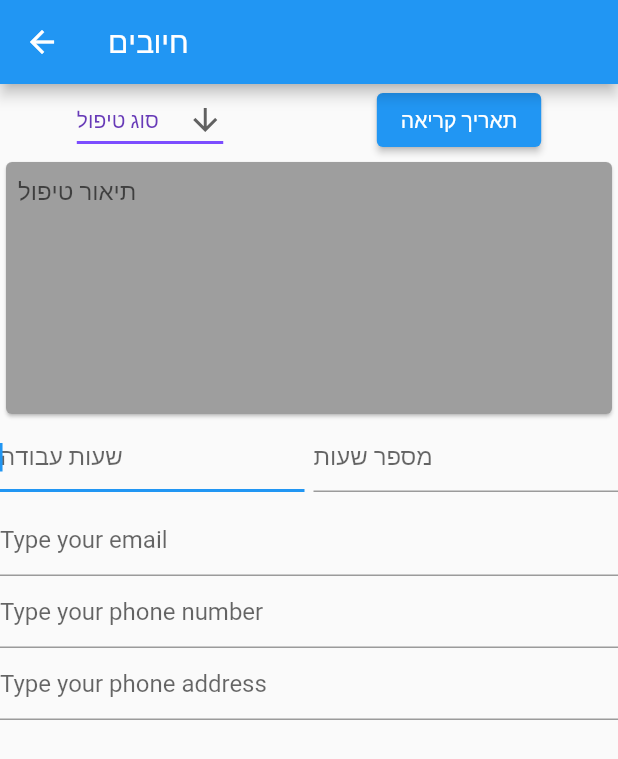
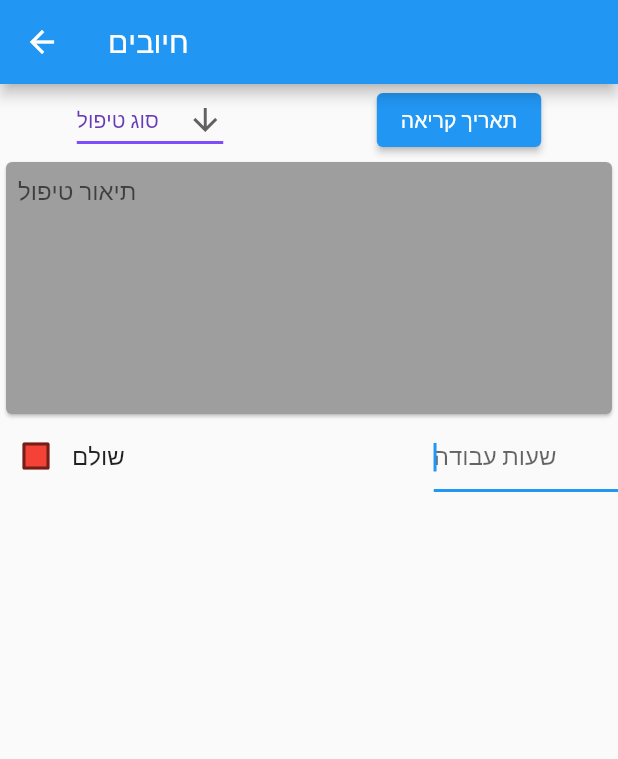
Before and after one commit to yosih48/clients-flutter, a Flutter app: the MyWidget screen opened by its route, on a phone screen of 412 x 824 dp. Shown: the top 759 px of the screen. Run offline on Flutter 3.47's test engine with Material 2 defaults, Android fonts, the phone set to English and light mode, and no system bars; missing offline and left inert: widget_bindings.

Commit message:
checkbox and constanst

```diff
--- /dev/null
+++ b/lib/Constants/AppString.dart
@@ -0,0 +1,5 @@
+class AppStrings {
+  static const String sumHour = "שעות עבודה";
+  static const String paid = "שולם";
+
+}
--- a/lib/actions.dart
+++ b/lib/actions.dart
@@ -3,6 +3,8 @@ import 'package:flutter/material.dart';
 import 'package:flutter/src/widgets/framework.dart';
 import 'package:flutter/src/widgets/placeholder.dart';
 import 'package:widget_bindings/widget_bindings.dart';
+import 'Constants/AppString.dart';
+import 'checkbox.dart';
 import 'datePick.dart';
 
 const List<String> list = <String>[
@@ -103,11 +105,6 @@ Widget call(arg) {
               Navigator.pushNamed(arg, '/date');
             },
           ),
-          // dropdown(),
-          // dropdown(),
-          // HomePage(),
-          // Text('dsdssd'),
-          // Text('lllll'),
         ],
       ),
       Column(
@@ -125,41 +122,37 @@ Widget call(arg) {
         ],
       ),
       Row(
-        mainAxisAlignment: MainAxisAlignment.spaceEvenly,
+        mainAxisAlignment: MainAxisAlignment.spaceAround,
         children: [
-          Flexible(
-            child: TextField(
-              controller: _mailFieldController,
-              decoration: const InputDecoration(hintText: 'שעות עבודה'),
-              autofocus: true,
-            ),
-          ),
-          SizedBox(width: 6),
-          Flexible(
-            child: TextField(
-              controller: _mailFieldController,
-              decoration: const InputDecoration(hintText: 'מספר שעות'),
-              autofocus: true,
+          CheckboxExample(),
+          SizedBox(width: 206),
+          Expanded(
+            child: Container(
+              width: 100,
+              child: TextField(
+                decoration: const InputDecoration(hintText: AppStrings.sumHour),
+                autofocus: true,
+              ),
             ),
           ),
         ],
       ),
       SizedBox(height: 8),
-      TextField(
-        controller: _mailFieldController,
-        decoration: const InputDecoration(hintText: 'Type your email'),
-        autofocus: true,
-      ),
-      TextField(
-        controller: _phoneFieldController,
-        decoration: const InputDecoration(hintText: 'Type your phone number'),
-        autofocus: true,
-      ),
-      TextField(
-        controller: _addressFieldController,
-        decoration: const InputDecoration(hintText: 'Type your phone address'),
-        autofocus: true,
-      ),
+      // TextField(
+      //   controller: _mailFieldController,
+      //   decoration: const InputDecoration(hintText: 'Type your email'),
+      //   autofocus: true,
+      // ),
+      // TextField(
+      //   controller: _phoneFieldController,
+      //   decoration: const InputDecoration(hintText: 'Type your phone number'),
+      //   autofocus: true,
+      // ),
+      // TextField(
+      //   controller: _addressFieldController,
+      //   decoration: const InputDecoration(hintText: 'Type your phone address'),
+      //   autofocus: true,
+      // ),
     ],
   ));
 }
--- /dev/null
+++ b/lib/checkbox.dart
@@ -0,0 +1,48 @@
+import 'package:flutter/material.dart';
+
+import 'Constants/AppString.dart';
+
+class CheckboxExample extends StatefulWidget {
+  const CheckboxExample({super.key});
+
+  @override
+  State<CheckboxExample> createState() => _CheckboxExampleState();
+}
+
+class _CheckboxExampleState extends State<CheckboxExample> {
+  bool isChecked = false;
+
+  @override
+  Widget build(BuildContext context) {
+    Color getColor(Set<MaterialState> states) {
+      const Set<MaterialState> interactiveStates = <MaterialState>{
+        MaterialState.pressed,
+        MaterialState.hovered,
+        MaterialState.focused,
+      };
+      if (states.any(interactiveStates.contains)) {
+        return Colors.blue;
+      }
+      return Colors.red;
+    }
+
+    return Row(
+      children: [
+        Checkbox(
+          checkColor: Colors.white,
+          fillColor: MaterialStateProperty.resolveWith(getColor),
+          value: isChecked,
+          onChanged: (bool? value) {
+            setState(() {
+              isChecked = value!;
+            });
+          },
+        ),
+        Text(
+          AppStrings.paid,
+          style: TextStyle(fontSize: 16),
+        ),
+      ],
+    );
+  }
+}
--- a/lib/main.dart
+++ b/lib/main.dart
@@ -2,6 +2,7 @@ import 'package:flutter/material.dart';
 
 import 'actions.dart';
 import 'datePick.dart';
+import 'objects/todo.dart';
 
 void main() {
   runApp(const TodoApp());
@@ -132,6 +133,7 @@ class _TodoListState extends State<MyHomePage> {
                 Navigator.of(context).pop();
                 _addTodoItem(_textFieldController.text,
                     _mailFieldController.text, _addressFieldController.text);
+                print(_todos);
               },
               child: const Text('Add'),
             ),
@@ -170,21 +172,6 @@ class _TodoListState extends State<MyHomePage> {
   }
 }
 
-class Todo {
-  Todo({
-    required this.name,
-    required this.completed,
-    required this.email,
-    required this.address,
-    // this.phone
-  });
-  String name;
-  String email;
-  String address;
-  bool completed;
-  // int? phone;
-}
-
 class TodoItem extends StatelessWidget {
   TodoItem(
       {required this.todo,
@@ -207,34 +194,6 @@ class TodoItem extends StatelessWidget {
 
   @override
   Widget build(BuildContext context) {
-    // return ListTile(
-    //   onTap: () {
-    //     onTodoChanged(todo);
-    //   },
-    //   leading: Checkbox(
-    //     checkColor: Colors.greenAccent,
-    //     activeColor: Colors.red,
-    //     value: todo.completed,
-    //     onChanged: (value) {
-    //       onTodoChanged(todo);
-    //     },
-    //   ),
-    //   title: Row(children: <Widget>[
-    //     Expanded(
-    //       child: Text(todo.email + todo.name,
-    //           style: _getTextStyle(todo.completed)),
-    //     ),
-    //     IconButton(
-    //       iconSize: 30,
-    //       icon: const Icon(
-    //         Icons.delete,
-    //         color: Colors.red,
-    //       ),
-    //       alignment: Alignment.centerRight,
-    //       onPressed: () {},
-    //     ),
-    //   ]),
-    // );
     return InkWell(
       onTap: () {
         Navigator.pushNamed(context, '/actions');
--- /dev/null
+++ b/lib/objects/todo.dart
@@ -0,0 +1,14 @@
+class Todo {
+  Todo({
+    required this.name,
+    required this.completed,
+    required this.email,
+    required this.address,
+    // this.phone
+  });
+  String name;
+  String email;
+  String address;
+  bool completed;
+  // int? phone;
+}
```
Also changed, not shown: pubspec.lock.
